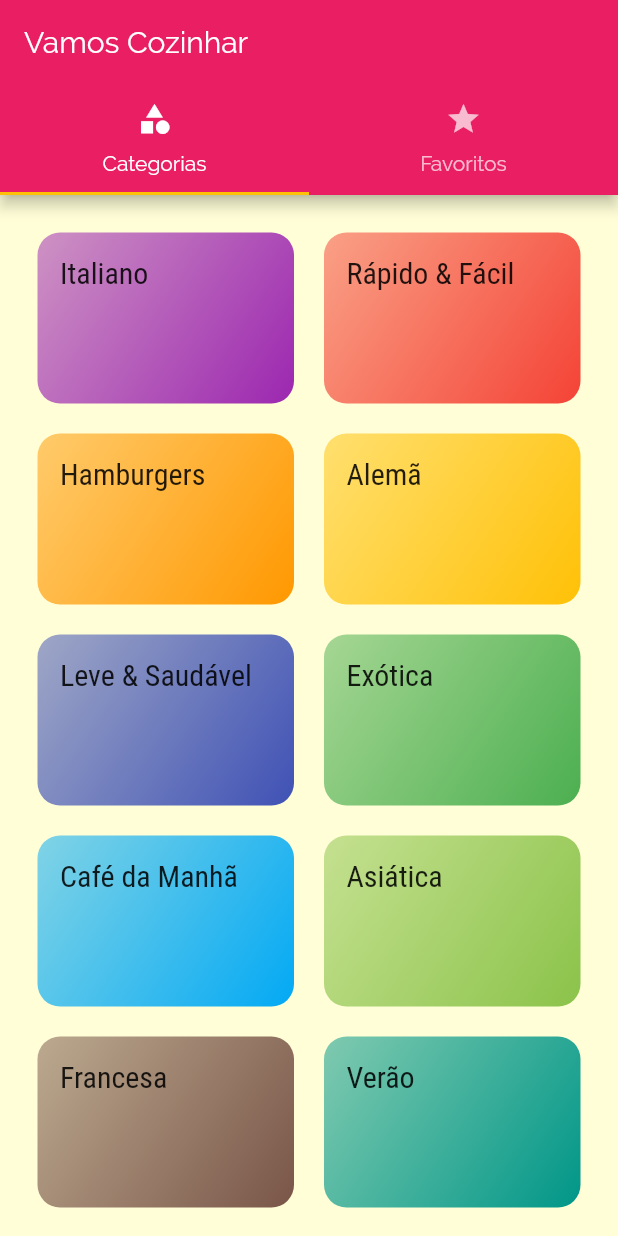
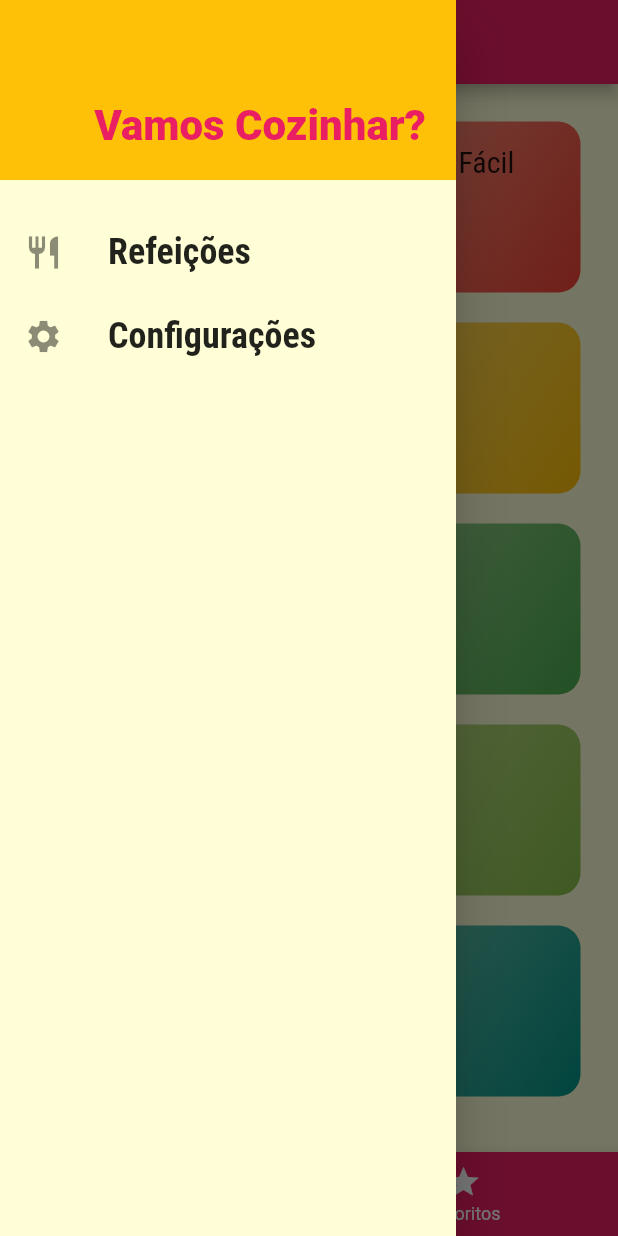
Before and after one commit to lucasbiancogs/meals, a Flutter app: the screen it shows after launch, with the side drawer open (before the commit the screen has no drawer), on a phone screen of 412 x 824 dp. Run offline on Flutter 3.47's test engine with Material 2 defaults, Android fonts, the phone set to English and light mode, and no system bars.

Commit message:
Adding bottom tab navigation, drawer navigation and filters

```diff
--- /dev/null
+++ b/lib/components/main_drawer.dart
@@ -0,0 +1,73 @@
+import 'package:flutter/material.dart';
+
+import '../utils/app_routes.dart';
+
+class MainDrawer extends StatelessWidget {
+  Widget _createItem({
+    @required IconData icon,
+    @required String label,
+    @required Function onTap,
+  }) {
+    return ListTile(
+      leading: Icon(
+        icon,
+        size: 26,
+      ),
+      title: Text(
+        label,
+        style: TextStyle(
+          fontFamily: 'RobotoCondensed',
+          fontSize: 24,
+          fontWeight: FontWeight.bold,
+        ),
+      ),
+      onTap: onTap,
+    );
+  }
+
+  @override
+  Widget build(BuildContext context) {
+    return Drawer(
+      child: Column(
+        children: <Widget>[
+          Container(
+            height: 120,
+            width: double.infinity,
+            padding: EdgeInsets.all(20),
+            color: Theme.of(context).accentColor,
+            alignment: Alignment.bottomRight,
+            child: Text(
+              'Vamos Cozinhar?',
+              style: TextStyle(
+                  fontWeight: FontWeight.w900,
+                  fontSize: 28,
+                  color: Theme.of(context).primaryColor),
+            ),
+          ),
+          SizedBox(height: 20),
+          _createItem(
+            icon: Icons.restaurant,
+            label: 'Refeições',
+            /*
+            Quando se está fazendo um push, fica se empilhando telas,
+            é preciso tomar cuidado pois sempre que chamar o drawer por exemplo
+            nunca tirará as telas do empilhamento
+
+            Um exemplo seria ficar clicando em refeições no Drawer
+            O que abriria telas de refeições empilhadas indefinidamente...
+            (Stack overflow?)
+
+            Para resolver é usado um pushReplacementNamed ao invés de pushNamed
+            */
+            onTap: () => Navigator.of(context).pushReplacementNamed(AppRoutes.HOME),
+          ),
+          _createItem(
+            icon: Icons.settings,
+            label: 'Configurações',
+            onTap: () => Navigator.of(context).pushReplacementNamed(AppRoutes.SETTINGS),
+          ),
+        ],
+      ),
+    );
+  }
+}
--- a/lib/main.dart
+++ b/lib/main.dart
@@ -5,6 +5,7 @@ import 'screens/tabs_screen.dart';
 import 'screens/meal_detail_screen.dart';
 import 'screens/categories_screen.dart';
 import 'screens/categories_meals_screen.dart';
+import 'screens/settings_screen.dart';
 import 'utils/app_routes.dart';
 
 void main() {
@@ -27,6 +28,7 @@ class MyApp extends StatelessWidget {
         AppRoutes.HOME: (ctx) => TabsScreen(),
         AppRoutes.CATEGORIES_MEALS: (ctx) => CategoriesMealsScreen(),
         AppRoutes.MEAL_DETAIL: (ctx) => MealDetailScreen(),
+        AppRoutes.SETTINGS: (ctx) => SettingsScreen(),
       },
       onUnknownRoute: (settings) {
         return MaterialPageRoute(builder: (_) {
--- a/lib/screens/categories_meals_screen.dart
+++ b/lib/screens/categories_meals_screen.dart
@@ -24,7 +24,7 @@ class CategoriesMealsScreen extends StatelessWidget {
         body: ListView.builder(
           itemCount: categoryMeals.length,
           itemBuilder: (ctx, index) {
-            return MealItem(categoryMeals[index]);
+            return MealItem(categoryMeals[index], category);
           },
         ));
   }
--- a/lib/screens/tabs_screen.dart
+++ b/lib/screens/tabs_screen.dart
@@ -2,34 +2,50 @@ import 'package:flutter/material.dart';
 
 import 'categories_screen.dart';
 import 'favorite_screen.dart';
+import '../components/main_drawer.dart';
 
-class TabsScreen extends StatelessWidget {
+class TabsScreen extends StatefulWidget {
+  @override
+  _TabsScreenState createState() => _TabsScreenState();
+}
+
+class _TabsScreenState extends State<TabsScreen> {
+  int _selectedScreenIndex = 0;
+  final List<Map<String, Object>> _screens = [
+    { 'title': 'Vamos Cozinhar', 'screen': CategoriesScreen() },
+    { 'title': 'Meus Favoritos', 'screen': FavoriteScreen() },
+  ];
+
+  void _selectScreen(index) {
+    setState(() {
+      _selectedScreenIndex = index;
+    });
+  }
+
   @override
   Widget build(BuildContext context) {
-    return DefaultTabController(
-      length: 2,
-      child: Scaffold(
-        appBar: AppBar(
-          title: Text('Vamos Cozinhar'),
-          bottom: TabBar(
-            tabs: <Widget>[
-              Tab(
-                icon: Icon(Icons.category),
-                text: 'Categorias',
-              ),
-              Tab(
-                icon: Icon(Icons.star),
-                text: 'Favoritos',
-              ),
-            ],
+    return Scaffold(
+      appBar: AppBar(
+        title: Text(_screens[_selectedScreenIndex]['title']),
+      ),
+      drawer: MainDrawer(),
+      body: _screens[_selectedScreenIndex]['screen'],
+      bottomNavigationBar: BottomNavigationBar(
+        onTap: _selectScreen,
+        backgroundColor: Theme.of(context).primaryColor,
+        unselectedItemColor: Colors.white,
+        selectedItemColor: Theme.of(context).accentColor,
+        currentIndex: _selectedScreenIndex,
+        items: [
+          BottomNavigationBarItem(
+            icon: Icon(Icons.category),
+            title: Text('Categorias'),
           ),
-        ),
-        body: TabBarView(
-          children: <Widget>[
-            CategoriesScreen(),
-            FavoriteScreen(),
-          ],
-        ),
+          BottomNavigationBarItem(
+            icon: Icon(Icons.star),
+            title: Text('Favoritos'),
+          ),
+        ],
       ),
     );
   }
--- a/lib/utils/app_routes.dart
+++ b/lib/utils/app_routes.dart
@@ -2,4 +2,5 @@ class AppRoutes {
   static const HOME = '/';
   static const CATEGORIES_MEALS = '/categories-meals';
   static const MEAL_DETAIL = '/meal-detail';
+  static const SETTINGS = '/settings';
 }
```
Also changed, not shown: lib/components/meal_item.dart (+22 -3 lines), lib/models/settings.dart (added, +13 -0 lines), lib/screens/meal_detail_screen.dart (+14 -3 lines), lib/screens/settings_screen.dart (added, +87 -0 lines).
